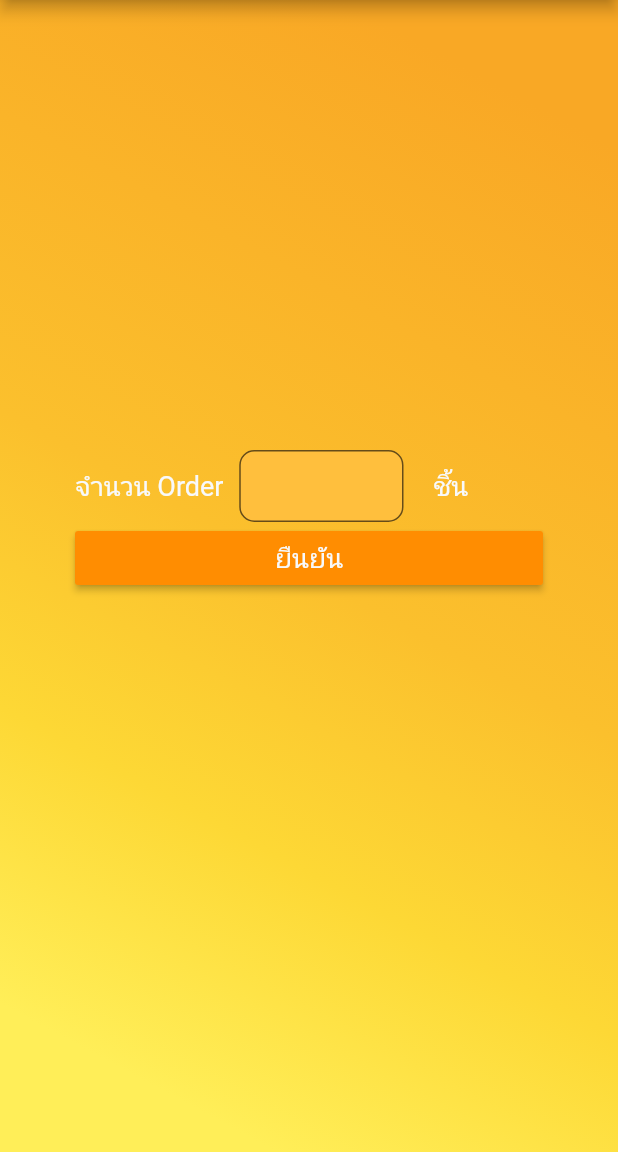
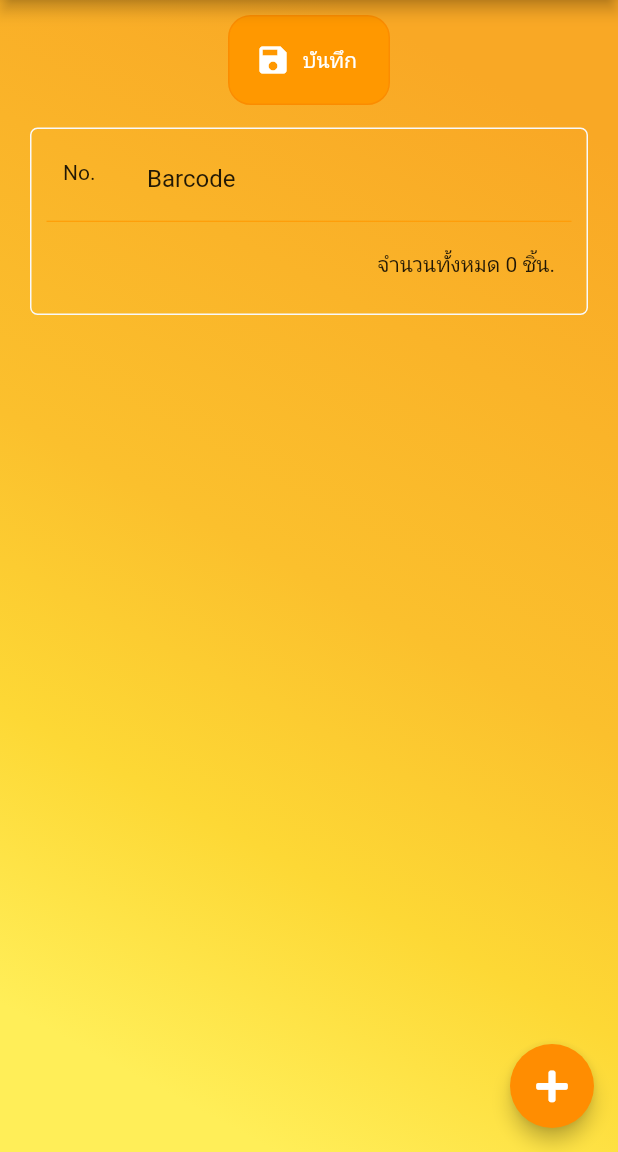
Before and after one commit to kanphob/scan_hsmpk, a Flutter app: the screen it shows after launch, after a tap on "เข้าสู่ระบบ", on a phone screen of 412 x 824 dp, the part 84-1236 px from its top. Run offline on Flutter 3.47's test engine with Material 2 defaults, Android fonts, the phone set to English and light mode, and no system bars; our stand-ins replace cloud_firestore, font_awesome_flutter, shared_preferences; missing offline and left inert: barcode_scan; accounts and stored records are empty; Roboto replaces fonts that are missing (Millionaire).

Commit message:
dropdown

```diff
--- a/lib/model/modelProduct.dart
+++ b/lib/model/modelProduct.dart
@@ -18,3 +18,16 @@ class ModelProduct {
         'barcode': instance._sBarcode,
       };
 }
+class Company {
+  int id;
+  String name;
+
+  Company(this.id, this.name);
+
+  static List<Company> getCompanies() {
+    return <Company>[
+      Company(101, 'สมุทรปราการ'),
+      Company(102, 'พญาไทย'),
+    ];
+  }
+}
--- a/lib/screen/inputorder_screen.dart
+++ b/lib/screen/inputorder_screen.dart
@@ -26,20 +26,13 @@ class _InputOrderScreenState extends State<InputOrderScreen> {
   Firestore firebaseStore = Firestore.instance;
   DataRepository repository = DataRepository();
 
+
   _getData() async {
     SharedPreferences myPrefs = await SharedPreferences.getInstance();
     final String sId = myPrefs.getString('sPerID');
     sPerId = sId;
   }
 
-  _processAddProduct() async {
-    if (sBarcode != null && sBarcode != '') {
-      String bar = sBarcode;
-      int iRet = 0;
-      lOrder.clear();
-      // List<Map> lm = a
-    }
-  }
 
   @override
   void initState() {
@@ -85,17 +78,16 @@ class _InputOrderScreenState extends State<InputOrderScreen> {
               child: Column(
                 mainAxisAlignment: MainAxisAlignment.center,
                 children: <Widget>[
-                  Container(
-                    margin: submitOrder
-                        ? EdgeInsets.only(top: 20, bottom: 20)
-                        : EdgeInsets.only(top: 300, bottom: 20),
-                    child: inputUnitOrder(),
-                  ),
+                  // Container(
+                  //   margin: submitOrder
+                  //       ? EdgeInsets.only(top: 20, bottom: 20)
+                  //       : EdgeInsets.only(top: 300, bottom: 20),
+                  //   child: inputUnitOrder(),
+                  // ),
                   SizedBox(
                     height: 10,
                   ),
-                  submitOrder
-                      ? Container(
+                  Container(
                     padding: EdgeInsets.all(5),
                     decoration: BoxDecoration(
                       color: Colors.orange.shade500,
@@ -114,13 +106,11 @@ class _InputOrderScreenState extends State<InputOrderScreen> {
                           "บันทึก",
                           style: TextStyle(color: Colors.white),
                         )),
-                        )
-                      : Container(),
+                  ),
                   SizedBox(
                     height: 10,
                   ),
-                  submitOrder
-                      ? Container(
+                  Container(
                     margin: EdgeInsets.only(
                         top: 5, bottom: 5, left: 20, right: 20),
                     padding: EdgeInsets.all(5),
@@ -128,13 +118,12 @@ class _InputOrderScreenState extends State<InputOrderScreen> {
                         borderRadius: BorderRadius.circular(5),
                         border: Border.all(color: Util.mainWhite)),
                     child: showData(),
-                        )
-                      : Container(),
+                  ),
                 ],
               ),
             ),
           ),
-          floatingActionButton: submitOrder ? plusOrder() : Container(),
+          floatingActionButton: plusOrder(),
         ),
       ),
     );
@@ -175,7 +164,7 @@ class _InputOrderScreenState extends State<InputOrderScreen> {
     );
   }
 
-  Widget inputUnitOrder() {
+  Widget _inputUnitOrder() {
     return Column(
       crossAxisAlignment: CrossAxisAlignment.center,
       mainAxisAlignment: MainAxisAlignment.center,
@@ -235,8 +224,8 @@ class _InputOrderScreenState extends State<InputOrderScreen> {
     return Column(
       children: <Widget>[
         ListTile(
-          title: Text(
-            "Barcode", style: TextStyle(fontWeight: FontWeight.w600),),
+          leading: Text('No.'),
+          title: Text('Barcode'),
         ),
         Container(
           padding: EdgeInsets.symmetric(horizontal: 5),
@@ -247,20 +236,25 @@ class _InputOrderScreenState extends State<InputOrderScreen> {
             physics: BouncingScrollPhysics(),
             itemCount: lOrder.length,
             itemBuilder: (context, index) {
-              return Column(children: <Widget>[
-                _listOrder(lOrder[index]),
+              return Column(
+                children: <Widget>[
+                _listOrder(lOrder[index],index),
                 Container(
                   padding: EdgeInsets.symmetric(horizontal: 10),
                   child: Divider(height: 1, color: Colors.orange,),
                 ),
               ],);
             }),
+        ListTile(
+          trailing: Text('จำนวนทั้งหมด '+ lOrder.length.toString() + ' ชิ้น.'),
+        ),
       ],
     );
   }
 
-  Widget _listOrder(ModelProduct md) {
+  Widget _listOrder(ModelProduct md,int index) {
     return ListTile(
+      leading: Text((index+1).toString()),
       title: Text(md.getsBarcode),
     );
   }
--- a/lib/screen/start_screen.dart
+++ b/lib/screen/start_screen.dart
@@ -2,18 +2,53 @@ import 'package:flutter/cupertino.dart';
 import 'package:flutter/material.dart';
 import 'package:font_awesome_flutter/font_awesome_flutter.dart';
 import 'package:scan_hsmpk/funtion/txtbox.dart';
+import 'package:scan_hsmpk/model/modelProduct.dart';
 import 'package:scan_hsmpk/screen/inputorder_screen.dart';
 import 'package:scan_hsmpk/util/utility.dart';
 import 'package:shared_preferences/shared_preferences.dart';
-class StartScreen extends StatelessWidget {
+
+class StartScreen extends StatefulWidget {
+  @override
+  _StartScreenState createState() => _StartScreenState();
+}
+
+class _StartScreenState extends State<StartScreen> {
   final SizedBox w50 = SizedBox(width: 50,);
   final SizedBox h50 = SizedBox(height: 50,);
   TextEditingController txtPerID = TextEditingController();
+  List<Company> _companies = Company.getCompanies();
+  List<DropdownMenuItem<Company>> _dropdownMenuItems;
+  Company _selectedCompany;
+
   _onSave() async {
     SharedPreferences myPrefs = await SharedPreferences.getInstance();
     myPrefs.setString('sPerID',txtPerID.text);
   }
-
+  List<DropdownMenuItem<Company>> buildDropdownMenuItems(List companies) {
+    List<DropdownMenuItem<Company>> items = List();
+    for (Company company in companies) {
+      items.add(
+        DropdownMenuItem(
+          value: company,
+          child: Text(company.name,
+          ),
+        ),
+      );
+    }
+    return items;
+  }
+  onChangeDropdownItem(Company selectedCompany) {
+    setState(() {
+      _selectedCompany = selectedCompany;
+    });
+  }
+  @override
+  void initState() {
+    // TODO: implement initState
+    _dropdownMenuItems = buildDropdownMenuItems(_companies);
+    _selectedCompany = _dropdownMenuItems[0].value;
+    super.initState();
+  }
   @override
   Widget build(BuildContext context) {
     return SafeArea(
@@ -69,6 +104,23 @@ class StartScreen extends StatelessWidget {
                     w50,
                   ],
                 ),
+                Row(
+                  mainAxisAlignment: MainAxisAlignment.center,
+                  crossAxisAlignment: CrossAxisAlignment.center,
+                  children: <Widget>[
+                    w50,
+                    Expanded(
+                      child: DropdownButton(
+                        value: _selectedCompany,
+                        items: _dropdownMenuItems,
+                        onChanged: onChangeDropdownItem,
+                        isExpanded: true,
+                        dropdownColor: Util.halfOrange,
+                      ),
+                    ),
+                    w50,
+                  ],
+                ),
                 Container(
                   margin: EdgeInsets.only(top: 30),
                   child:
@@ -87,4 +139,5 @@ class StartScreen extends StatelessWidget {
       ),
     );
   }
+
 }
```
Lines whose indentation alone changed are shown as unchanged.
